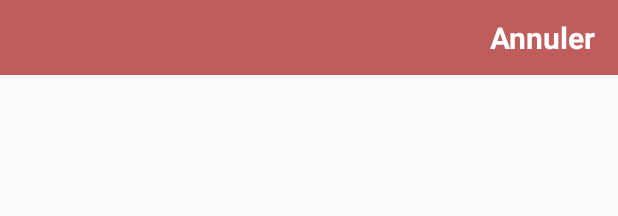
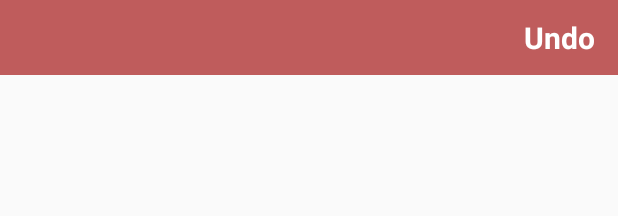
Before and after one commit to FrogDevelopment/PregnancyCalendar, an Android app: the layout swipe_row_contraction.xml on its own in the app's theme, with its tools: preview values and no code run, on a phone screen of 412 x 824 dp. Shown: the top 216 px of the screen. Run offline under Robolectric (Android 15) with nearby library versions, the phone set to English and light mode, and no system bars.

Commit message:
swipe to delete contraction record

```diff
--- a/app/src/main/res/layout/swipe_row_contraction.xml
+++ b/app/src/main/res/layout/swipe_row_contraction.xml
@@ -16,7 +16,7 @@
         android:layout_height="wrap_content"
         android:gravity="end"
         android:padding="5dp"
-        android:text="Annuler"
+        android:text="@string/undo"
         android:textColor="@android:color/white"
         android:textSize="20sp"
         android:textStyle="bold"/>
--- a/app/src/main/res/values/strings.xml
+++ b/app/src/main/res/values/strings.xml
@@ -65,5 +65,6 @@
     <string name="pref_gestation_max_title">Maximum</string>
     <string name="pref_days_title">Days between fecundation and conception</string>
     <string name="pref_days_to_fecundation_title">Nb Days</string>
+    <string name="undo">Undo</string>
 
 </resources>
```
Also changed, not shown: 1 other file.
